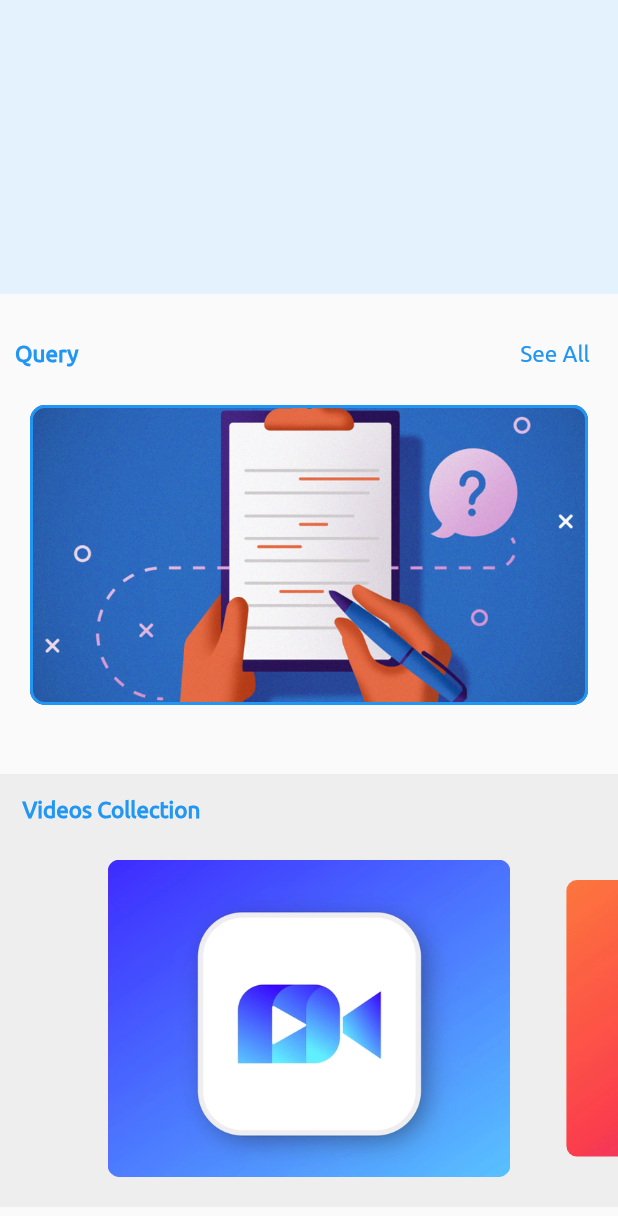
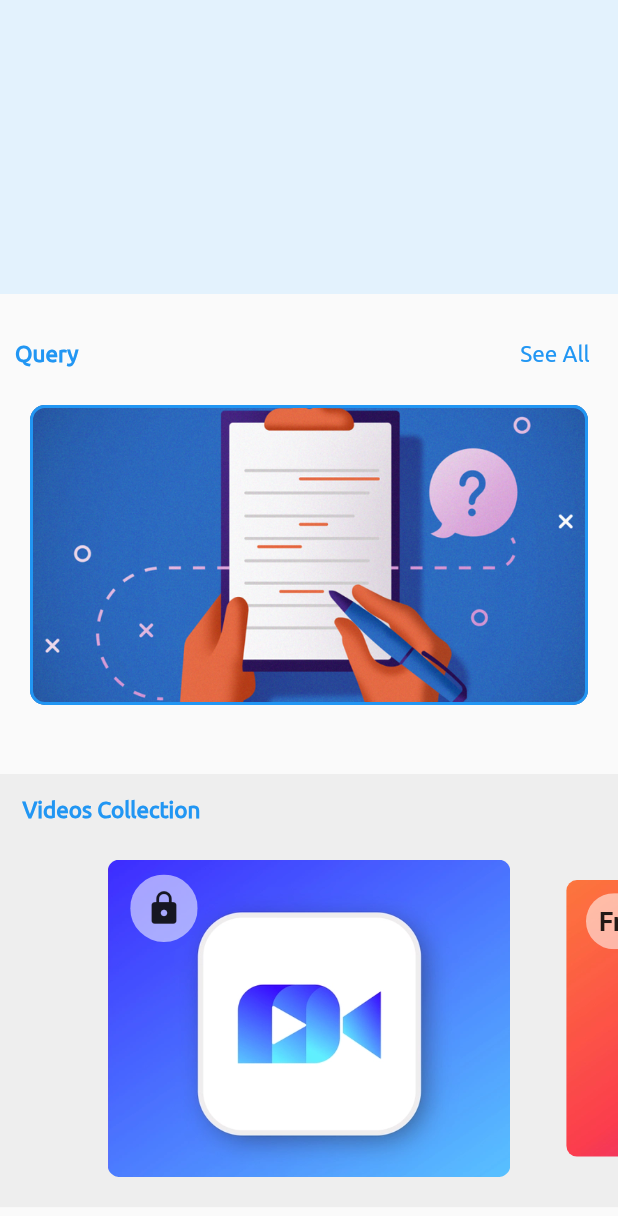
Before and after one commit to oceanacademypuducherry/astrology, a Flutter app: the HomeScreen screen opened directly, scrolled down 288 dp, on a phone screen of 412 x 824 dp. Shown: the top 1216 px of the screen. Run offline on Flutter 3.47's test engine with Material 2 defaults, Android fonts, the phone set to English and light mode, and no system bars; drawn by our look-alikes of carousel_slider; our stand-ins replace better_player, cloud_firestore, country_code_picker, email_validator, file_picker, firebase_auth and 14 more; missing offline and left inert: auto_orientation, day_night_time_picker, razorpay_flutter, syncfusion_flutter_pdfviewer; accounts and stored records are empty; project files that could hold a hidden picture were left out.

Commit message:
home=> set session and video correction

```diff
--- a/lib/screens/HomeScreen.dart
+++ b/lib/screens/HomeScreen.dart
@@ -27,6 +27,20 @@ class HomeScreen extends StatefulWidget {
 class _HomeScreenState extends State<HomeScreen> {
   ForumContreller _forumContreller = Get.find<ForumContreller>();
 
+  setSessionDatas() async {
+    var userDatas = await _firestore.collection('newusers').get();
+    for (var i in userDatas.docs) {
+      if (i['phoneNumber'] == _forumContreller.userSession) {
+        Get.find<ForumContreller>().setUserInfo(i.data());
+        Get.find<ForumContreller>().setUserDocumentId(i.id.toString());
+      }
+    }
+    print('☻☻☻☻☻☻☻☻☻☻☻☻☻☻☻☻☻☻☻☻☻☻☻☻☻☻☻☻☻☻☻☻☻☻☻☻☻☻☻☻');
+    print(_forumContreller.sessionUserInfo.value);
+    print(_forumContreller.sessionUserInfo.value);
+    print('☻☻☻☻☻☻☻☻☻☻☻☻☻☻☻☻☻☻☻☻☻☻☻☻☻☻☻☻☻☻☻☻☻☻☻☻☻☻☻☻');
+  }
+
   @override
   void initState() {
     // TODO: implement initState
@@ -34,6 +48,7 @@ class _HomeScreenState extends State<HomeScreen> {
     SystemChrome.setPreferredOrientations([
       DeviceOrientation.portraitUp,
     ]);
+    setSessionDatas();
   }
 
   @override
@@ -305,16 +320,36 @@ class _HomeScreenState extends State<HomeScreen> {
                                           duration:
                                               Duration(milliseconds: 600));
                                 },
-                                child: Container(
+                                child: Stack(
+                                  children: [
+                                    Container(
                                       margin: EdgeInsets.all(10.0),
                                       decoration: BoxDecoration(
-                                    borderRadius: BorderRadius.circular(8.0),
+                                        borderRadius:
+                                            BorderRadius.circular(8.0),
                                         image: DecorationImage(
-                                      image:
-                                          AssetImage("images/premiumlock.png"),
+                                          image: AssetImage(
+                                              "images/premiumlock.png"),
                                           fit: BoxFit.cover,
                                         ),
                                       ),
+                                    ),
+                                    Positioned(
+                                        left: 25,
+                                        top: 20,
+                                        child: ClipRRect(
+                                          borderRadius:
+                                              BorderRadius.circular(50),
+                                          child: Container(
+                                            padding: EdgeInsets.all(10),
+                                            color: Colors.white54,
+                                            child: Icon(
+                                              Icons.lock,
+                                              size: 25,
+                                            ),
+                                          ),
+                                        )),
+                                  ],
                                 ),
                               ),
                               GestureDetector(
@@ -326,10 +361,13 @@ class _HomeScreenState extends State<HomeScreen> {
                                       curve: Curves.easeInToLinear,
                                       duration: Duration(milliseconds: 600));
                                 },
-                                child: Container(
+                                child: Stack(
+                                  children: [
+                                    Container(
                                       margin: EdgeInsets.all(10.0),
                                       decoration: BoxDecoration(
-                                    borderRadius: BorderRadius.circular(8.0),
+                                        borderRadius:
+                                            BorderRadius.circular(8.0),
                                         image: DecorationImage(
                                           image: AssetImage(
                                             "images/freevideo.png",
@@ -337,6 +375,25 @@ class _HomeScreenState extends State<HomeScreen> {
                                           fit: BoxFit.cover,
                                         ),
                                       ),
+                                    ),
+                                    Positioned(
+                                        left: 25,
+                                        top: 20,
+                                        child: ClipRRect(
+                                          borderRadius:
+                                              BorderRadius.circular(50),
+                                          child: Container(
+                                            padding: EdgeInsets.all(10),
+                                            color: Colors.white54,
+                                            child: Text(
+                                              'Free',
+                                              style: TextStyle(
+                                                  fontWeight: FontWeight.bold,
+                                                  fontSize: 20),
+                                            ),
+                                          ),
+                                        )),
+                                  ],
                                 ),
                               ),
                             ],
```
Also changed, not shown: 2 other files. Lines whose indentation alone changed are shown as unchanged.
